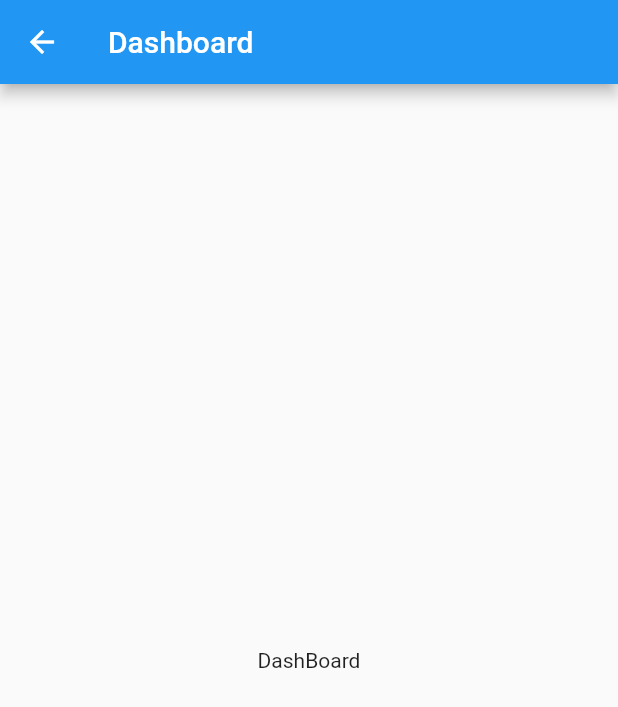
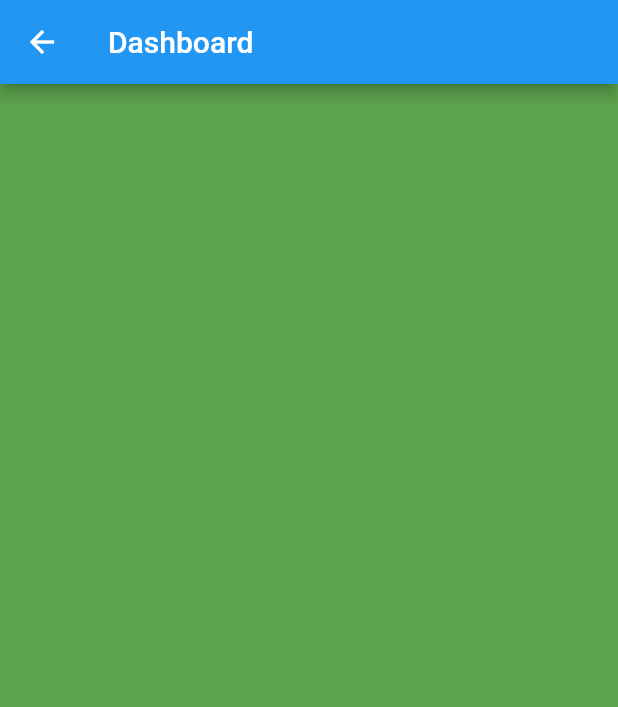
Before and after one commit to Giovanni101993/parcialFlutter2, a Flutter app: the DashBoard screen opened directly, on a phone screen of 412 x 824 dp. Shown: the top 707 px of the screen. Run offline on Flutter 3.47's test engine with Material 2 defaults, Android fonts, the phone set to English and light mode, and no system bars; our stand-ins replace fluttertoast.

Commit message:
Se agrega la animacion

```diff
--- a/lib/dashboard.dart
+++ b/lib/dashboard.dart
@@ -1,15 +1,73 @@
 import 'package:flutter/material.dart';
 
-class DashBoard extends StatelessWidget{
-  const DashBoard({Key?key}) : super(key:key);
+void main() {
+  runApp(MyApp());
+}
+
+class MyApp extends StatelessWidget {
   @override
-  Widget build(BuildContext context){
+  Widget build(BuildContext context) {
+    return MaterialApp(
+      home: DashBoard(),
+    );
+  }
+}
+
+class DashBoard extends StatefulWidget {
+  const DashBoard({Key? key}) : super(key: key);
+
+  @override
+  _DashBoardState createState() => _DashBoardState();
+}
+
+class _DashBoardState extends State<DashBoard> {
+  int _currentColorIndex = 0;
+  List<Color> _colors = [
+    Colors.red,
+    Colors.green,
+    Colors.blue,
+    Colors.yellow,
+    Colors.orange,
+    Colors.purple,
+    Colors.teal,
+    Colors.pink,
+    Colors.indigo,
+    Colors.cyan,
+  ];
+
+  @override
+  void initState() {
+    super.initState();
+
+    // Iniciar el ciclo de cambio de colores
+    startColorCycle();
+  }
+
+  void startColorCycle() {
+    Future.delayed(Duration(seconds: 1), () {
+      if (_currentColorIndex < _colors.length - 1) {
+        _currentColorIndex++;
+      } else {
+        _currentColorIndex = 0;
+      }
+
+      // Llamar a setState para redibujar la pantalla con el nuevo color
+      setState(() {
+        startColorCycle();
+      });
+    });
+  }
+
+  @override
+  Widget build(BuildContext context) {
     return Scaffold(
       appBar: AppBar(
-        title: const Text("Dashboard"),
+        title: Text("Dashboard"),
       ),
-      body: const Center(
-        child: Text("DashBoard"),
+      body: AnimatedContainer(
+        duration: Duration(seconds: 1),
+        color: _colors[_currentColorIndex],
+
       ),
     );
   }
--- a/pubspec.yaml
+++ b/pubspec.yaml
@@ -41,6 +41,8 @@ dependencies:
 dev_dependencies:
   flutter_test:
     sdk: flutter
+  flutter_animation_progress_bar: ^2.2.1
+
 
   # The "flutter_lints" package below contains a set of recommended lints to
   # encourage good coding practices. The lint set provided by the package is
```
Also changed, not shown: pubspec.lock.
